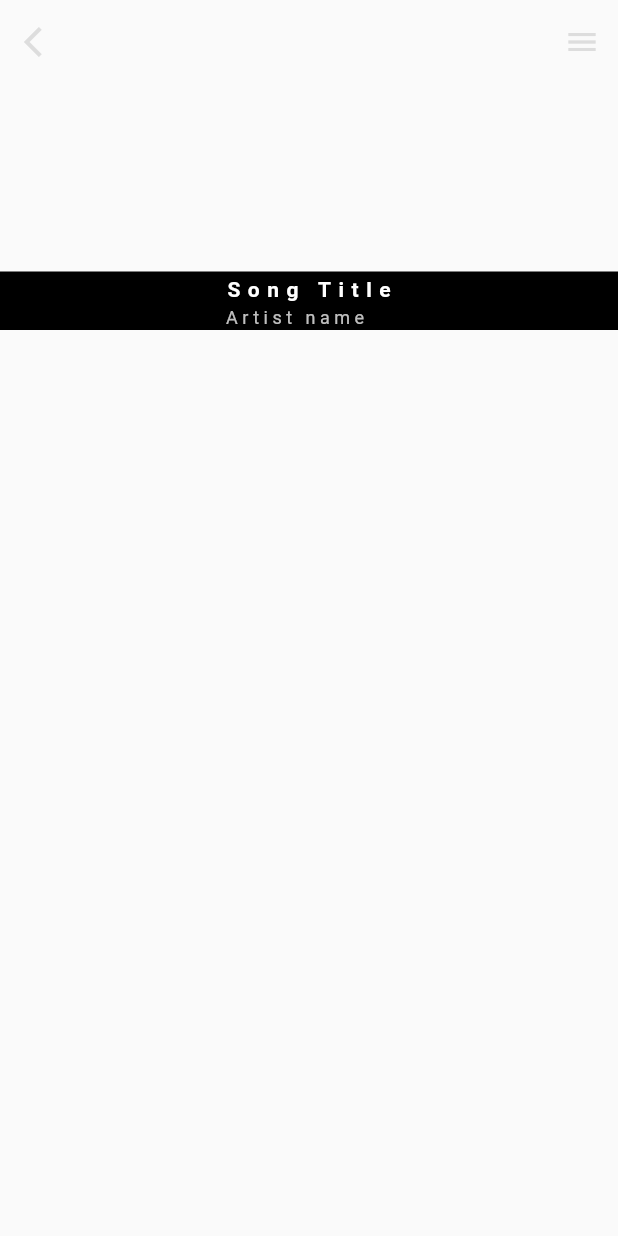
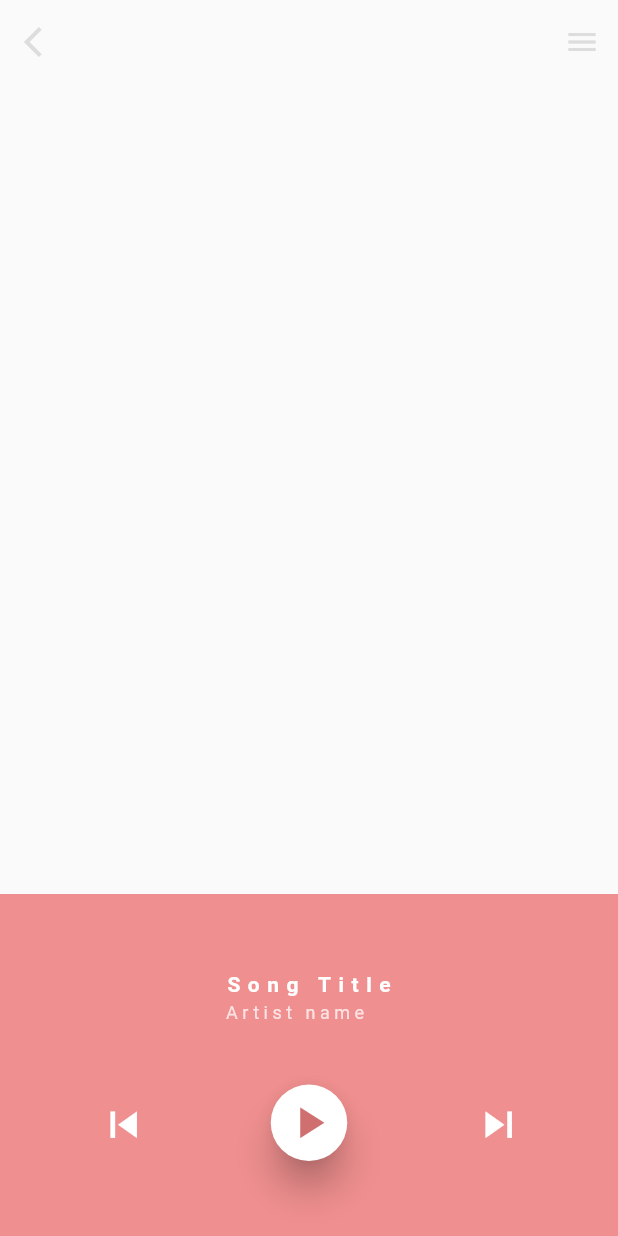
Before and after one commit to VictorMotogna/FlutterMusicPlayer, a Flutter app: the screen it shows after launch, on a phone screen of 412 x 824 dp. Run offline on Flutter 3.47's test engine with Material 2 defaults, Android fonts, the phone set to English and light mode, and no system bars.

Commit message:
artist song buttons ui

```diff
--- a/lib/main.dart
+++ b/lib/main.dart
@@ -1,4 +1,5 @@
 import 'package:flutter/material.dart';
+import 'theme.dart';
 
 void main() => runApp(new MyApp());
 
@@ -54,6 +55,9 @@ class _MyHomePageState extends State<MyHomePage> {
       body: new Column(
         children: <Widget>[
           // seek bar
+          new Expanded(
+            child: new Container(),
+          ),
 
           // visualizer
           new Container(
@@ -63,7 +67,8 @@ class _MyHomePageState extends State<MyHomePage> {
 
           // song title, artist name, controls
           new Container(
-            color: Colors.black,
+            color: accentColor,
+            padding: const EdgeInsets.only(top: 48.0, bottom:50.0),
             child: new Column(
               children: <Widget>[
                 new RichText(
@@ -92,11 +97,62 @@ class _MyHomePageState extends State<MyHomePage> {
                     ]
                   ),
                 ),
-                new Row(
-                  children: <Widget>[
+                new Padding(
+                  padding: const EdgeInsets.only(top:40.0),
+                  child: new Row(
+                    children: <Widget>[
+                      new Expanded(child: new Container()),
 
-                  ],
-                )
+                      new IconButton(
+                        icon: new Icon(
+                          Icons.skip_previous,
+                          color: Colors.white,
+                          size: 35.0,
+                        ),
+                        onPressed: () {
+                          // TODO
+                        },
+                      ),
+
+                      new Expanded(child: new Container()),
+
+                      new RawMaterialButton(
+                        shape: new CircleBorder(),
+                        fillColor: Colors.white,
+                        splashColor: lightAccentColor,
+                        highlightColor: lightAccentColor.withOpacity(0.5),
+                        elevation: 10.0,
+                        highlightElevation: 5.0,
+                        onPressed: () {
+                          // TODO
+                        },
+                        child: new Padding(
+                          padding: const EdgeInsets.all(8.0),
+                          child: new Icon(
+                            Icons.play_arrow,
+                            color: darkAccentColor,
+                            size: 35.0,
+                          ),
+                        ),
+                      ),
+
+                      new Expanded(child: new Container()),
+
+                      new IconButton(
+                        icon: new Icon(
+                          Icons.skip_next,
+                          color: Colors.white,
+                          size: 35.0,
+                        ),
+                        onPressed: () {
+                          // TODO
+                        },
+                      ),
+
+                      new Expanded(child: new Container()),
+                    ],
+                  ),
+                ),
               ],
             ),
           ),
--- a/lib/theme.dart
+++ b/lib/theme.dart
@@ -2,4 +2,4 @@ import 'package:flutter/material.dart';
 
 const Color accentColor = const Color(0xFFF08F8F);
 const Color lightAccentColor = const Color(0xFFFFAFAF);
-const Color darkAccentColor = const Color(0xFFD06F6F)
+const Color darkAccentColor = const Color(0xFFD06F6F);
```
